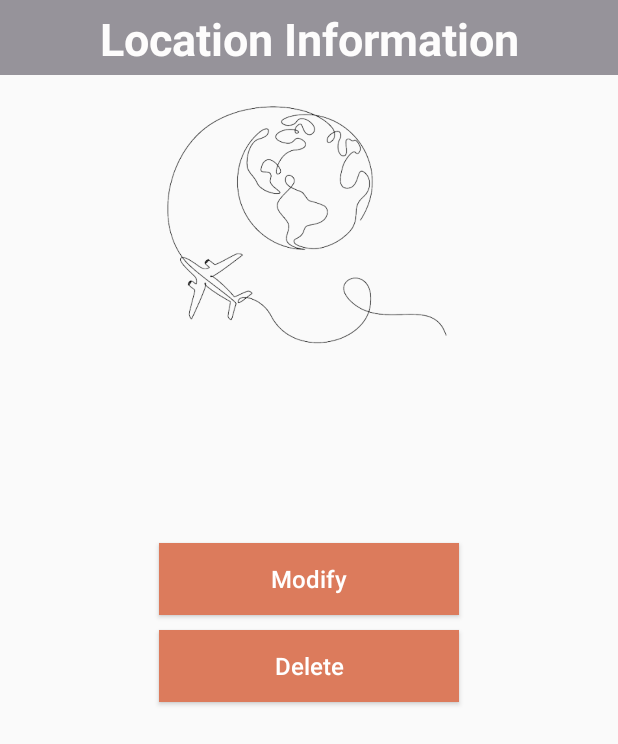
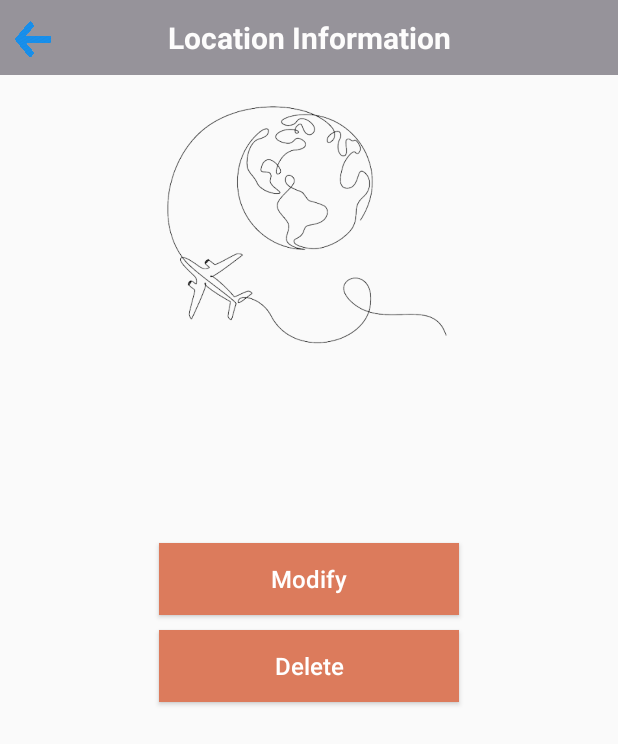
Before and after one commit to yulia-samoilovich/TourLingo, an Android app: the SelectedLocation screen opened directly, with no data from a screen before it, on a phone screen of 412 x 824 dp. Shown: the top 744 px of the screen. Run offline under Robolectric (Android 15) with nearby library versions, the light colour scheme and no system bars.

Commit message:
fixed some. bugs

```diff
--- a/app/src/main/java/com/example/tourlingo/Location.java
+++ b/app/src/main/java/com/example/tourlingo/Location.java
@@ -19,7 +19,6 @@ public class Location extends AppCompatActivity implements View.OnClickListener
     Button btnSave, btnReturn;
     EditText edCountry, edDate, edComment;
     List<Country> countryList = new ArrayList<>();
-    ArrayAdapter<Country> countryAdapter;
 
     @Override
     protected void onCreate(Bundle savedInstanceState) {
--- a/app/src/main/java/com/example/tourlingo/SelectedLocation.java
+++ b/app/src/main/java/com/example/tourlingo/SelectedLocation.java
@@ -13,7 +13,7 @@ import com.example.tourlingo.model.Country;
 import java.util.List;
 
 public class SelectedLocation extends AppCompatActivity implements View.OnClickListener {
-    Button btnModify, btnDelete;
+    Button btnModify, btnDelete, btnReturn;
     TextView tvCountry, tvComment, tvDate;
 
     @Override
@@ -31,6 +31,8 @@ public class SelectedLocation extends AppCompatActivity implements View.OnClickL
         tvDate = findViewById(R.id.tvDate);
         btnModify.setOnClickListener(this);
         btnDelete.setOnClickListener(this);
+        btnReturn = findViewById(R.id.btnReturn);
+        btnReturn.setOnClickListener(this);
 
         getSocialInfo();
     }
@@ -57,6 +59,10 @@ public class SelectedLocation extends AppCompatActivity implements View.OnClickL
             case R.id.btnDelete:
                 deleteInfo();
                 break;
+            case R.id.btnReturn:
+                Intent i = new Intent(this, Social.class);
+                startActivity(i);
+                break;
         }
     }
 
--- a/app/src/main/res/layout/activity_selected_location.xml
+++ b/app/src/main/res/layout/activity_selected_location.xml
@@ -13,8 +13,18 @@
         android:textAlignment="center"
         android:text="Location Information"
         app:layout_constraintTop_toTopOf="parent"
-        android:textSize="30sp"
+        android:textSize="20sp"
         style="@style/heading_style"/>
+
+    <Button
+        android:id="@+id/btnReturn"
+        android:layout_width="27dp"
+        android:layout_height="27dp"
+        android:layout_marginLeft="8dp"
+        android:background="@drawable/back"
+        app:layout_constraintLeft_toLeftOf="parent"
+        app:layout_constraintTop_toTopOf="parent"
+        android:layout_marginTop="12dp"/>
 
     <ImageView
         android:id="@+id/imWorld"
--- a/app/src/main/res/layout/activity_social.xml
+++ b/app/src/main/res/layout/activity_social.xml
@@ -14,8 +14,8 @@
         app:srcCompat="@drawable/social_logo"
         app:layout_constraintTop_toTopOf="parent"
         app:layout_constraintLeft_toLeftOf="parent"
-        app:layout_constraintRight_toRightOf="parent"
-        />
+        app:layout_constraintRight_toRightOf="parent" />
+
     <ImageView
         android:id="@+id/imVisit"
         android:layout_width="228dp"
```
Also changed, not shown: app/src/main/java/com/example/tourlingo/Learn.java (+7 -18 lines).
